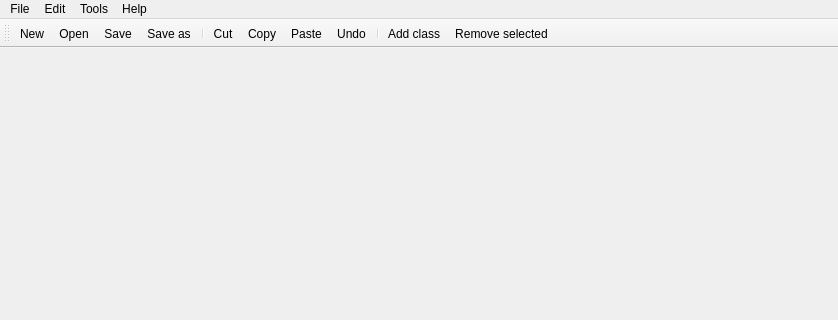
Old version of the form src/mainwindow.ui in the repository FilipSolich/ICP; both pictures show x 0 to 838 and y 0 to 320 of the 838 by 599 pixel window.
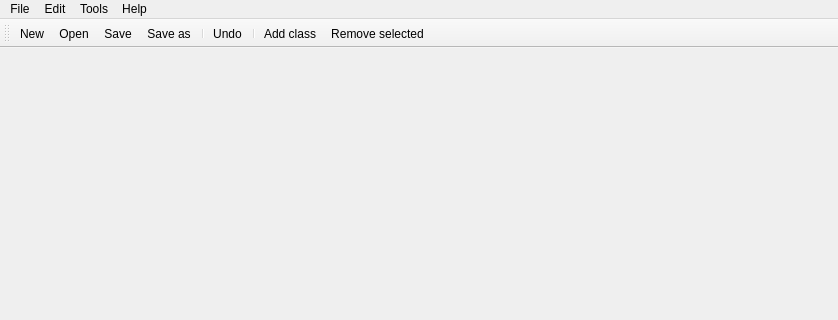
New version of the form. Icons and pictures are not drawn.

Commit message: Remove Copy, Cut, Paste buttons

Patch:
```diff
--- a/src/mainwindow.ui
+++ b/src/mainwindow.ui
@@ -80,9 +80,6 @@
    <addaction name="actionSave"/>
    <addaction name="actionSave_as"/>
    <addaction name="separator"/>
-   <addaction name="actionCut"/>
-   <addaction name="actionCopy"/>
-   <addaction name="actionPaste"/>
    <addaction name="actionUndo"/>
    <addaction name="separator"/>
    <addaction name="actionAdd_class"/>
@@ -124,33 +121,6 @@
     <string>Exit</string>
    </property>
   </action>
-  <action name="actionCopy">
-   <property name="icon">
-    <iconset resource="resources.qrc">
-     <normaloff>:/imgs/icons/icons8-copy-24.png</normaloff>:/imgs/icons/icons8-copy-24.png</iconset>
-   </property>
-   <property name="text">
-    <string>Copy</string>
-   </property>
-  </action>
-  <action name="actionPaste">
-   <property name="icon">
-    <iconset resource="resources.qrc">
-     <normaloff>:/imgs/icons/icons8-paste-24.png</normaloff>:/imgs/icons/icons8-paste-24.png</iconset>
-   </property>
-   <property name="text">
-    <string>Paste</string>
-   </property>
-  </action>
-  <action name="actionCut">
-   <property name="icon">
-    <iconset resource="resources.qrc">
-     <normaloff>:/imgs/icons/icons8-cut-24.png</normaloff>:/imgs/icons/icons8-cut-24.png</iconset>
-   </property>
-   <property name="text">
-    <string>Cut</string>
-   </property>
-  </action>
   <action name="actionUndo">
    <property name="icon">
     <iconset resource="resources.qrc">
```
Left out of the diff: 3 changed lines with no effect on the pictures. The commit also changes 2 other files.
